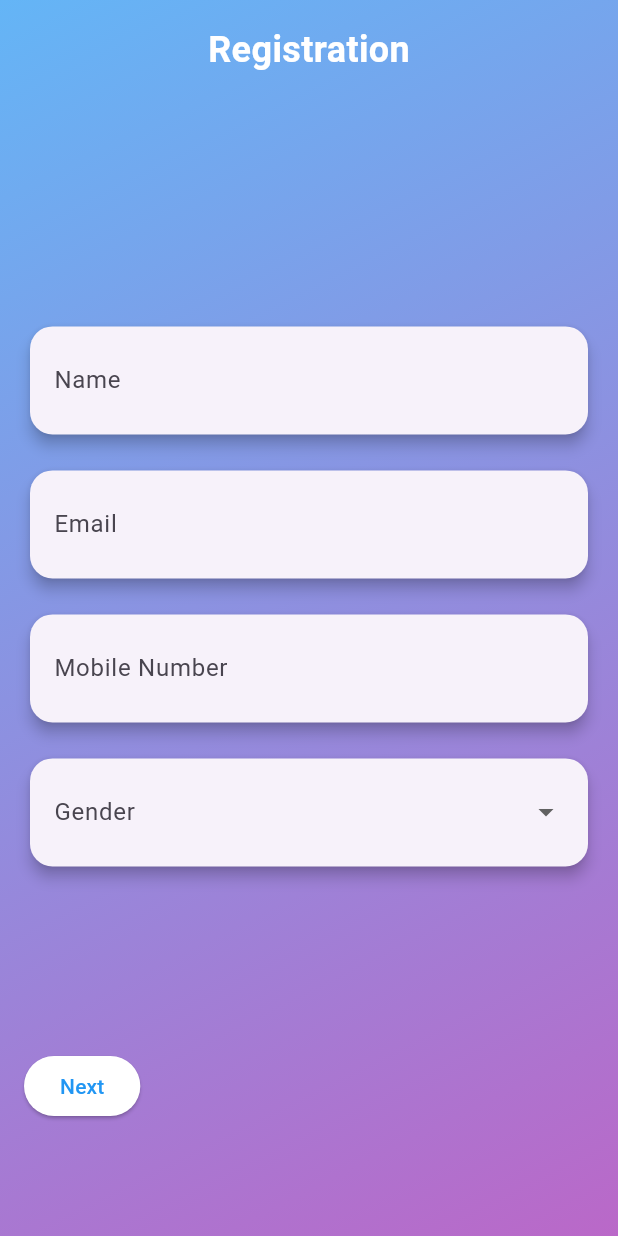
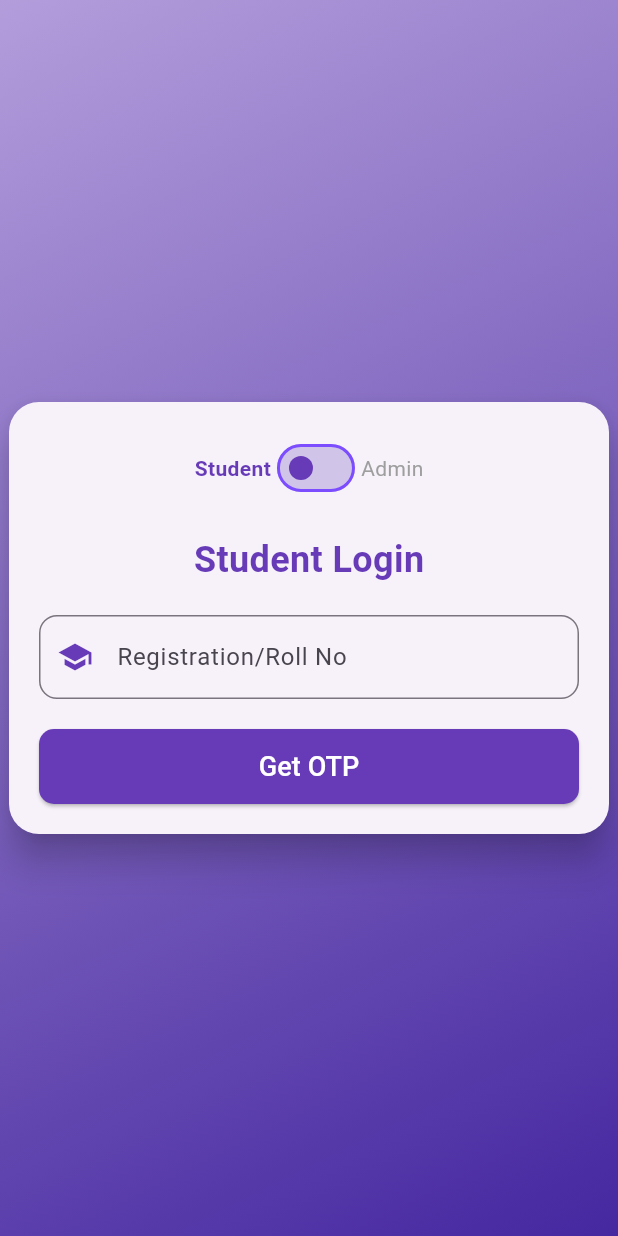
Before and after one commit to mridul-1226/Major-Project, a Flutter app: the screen it shows after launch, on a phone screen of 412 x 824 dp. Run offline on Flutter 3.47's test engine with Material 3 defaults, Android fonts, the phone set to English and light mode, and no system bars.

Commit message:
login screen updated

```diff
--- /dev/null
+++ b/major_project/lib/auth_feature/presentation/login_page.dart
@@ -0,0 +1,284 @@
+import 'package:flutter/material.dart';
+import 'dart:math' as math;
+
+class LoginPage extends StatefulWidget {
+  const LoginPage({super.key});
+
+  @override
+  State<LoginPage> createState() => _LoginPageState();
+}
+
+class _LoginPageState extends State<LoginPage>
+    with SingleTickerProviderStateMixin {
+  bool _isStudentMode = true;
+  bool _isOtpMode = false;
+  late AnimationController _animationController;
+  late Animation<double> _rotationAnimation;
+  final TextEditingController _registrationController = TextEditingController();
+  final TextEditingController _otpController = TextEditingController();
+  final TextEditingController _usernameController = TextEditingController();
+  final TextEditingController _passwordController = TextEditingController();
+
+  @override
+  void initState() {
+    super.initState();
+    _animationController = AnimationController(
+      duration: const Duration(milliseconds: 600),
+      vsync: this,
+    );
+
+    _rotationAnimation = Tween<double>(begin: 0, end: math.pi).animate(
+      CurvedAnimation(
+        parent: _animationController,
+        curve: Curves.easeInOut,
+      ),
+    );
+  }
+
+  @override
+  void dispose() {
+    _animationController.dispose();
+    _registrationController.dispose();
+    _otpController.dispose();
+    _usernameController.dispose();
+    _passwordController.dispose();
+    super.dispose();
+  }
+
+  void _toggleLoginMode() {
+    setState(() {
+      _isStudentMode = !_isStudentMode;
+      if (_isStudentMode) {
+        _animationController.forward(from: 0.0);
+      } else {
+        _animationController.reverse(from: 1.0);
+      }
+    });
+  }
+
+  void _submitRegistration() {
+    setState(() {
+      _isOtpMode = true;
+      _animationController.forward(from: 0.0);
+    });
+  }
+
+  void _goBackToRegistration() {
+    setState(() {
+      _isOtpMode = false;
+      _animationController.reverse(from: 1.0);
+    });
+  }
+
+  void _submitOtp() {
+    ScaffoldMessenger.of(context).showSnackBar(
+      const SnackBar(content: Text('OTP Submitted')),
+    );
+  }
+
+  void _adminLogin() {
+    ScaffoldMessenger.of(context).showSnackBar(
+      const SnackBar(content: Text('Admin Login Attempted')),
+    );
+  }
+
+  @override
+  Widget build(BuildContext context) {
+    return Scaffold(
+      body: Container(
+        decoration: BoxDecoration(
+          gradient: LinearGradient(
+            begin: Alignment.topLeft,
+            end: Alignment.bottomRight,
+            colors: [
+              Colors.deepPurple[200]!,
+              Colors.deepPurple[800]!,
+            ],
+          ),
+        ),
+        child: Center(
+          child: AnimatedBuilder(
+            animation: _animationController,
+            builder: (context, child) {
+              final isFrontSide = _rotationAnimation.value <= math.pi / 2;
+              return Transform(
+                transform: Matrix4.identity()
+                  ..setEntry(3, 2, 0.001)
+                  ..rotateY(_rotationAnimation.value),
+                alignment: Alignment.center,
+                child: isFrontSide
+                    ? _buildCardContent()
+                    : Transform(
+                        alignment: Alignment.center,
+                        transform: Matrix4.identity()..rotateY(math.pi),
+                        child: _buildCardContent(isFlipped: true),
+                      ),
+              );
+            },
+          ),
+        ),
+      ),
+    );
+  }
+
+  Widget _buildCardContent({bool isFlipped = false}) {
+    return Card(
+      elevation: 10,
+      shape: RoundedRectangleBorder(
+        borderRadius: BorderRadius.circular(20),
+      ),
+      child: Container(
+        width: 400,
+        padding: const EdgeInsets.all(20),
+        child: Column(
+          mainAxisSize: MainAxisSize.min,
+          children: [
+            Row(
+              mainAxisAlignment: MainAxisAlignment.center,
+              children: [
+                Text(
+                  'Student',
+                  style: TextStyle(
+                    color: _isStudentMode ? Colors.deepPurple : Colors.grey,
+                    fontWeight:
+                        _isStudentMode ? FontWeight.bold : FontWeight.normal,
+                  ),
+                ),
+                Switch(
+                  value: !_isStudentMode,
+                  onChanged: (_) => _toggleLoginMode(),
+                  activeColor: Colors.deepPurple,
+                  activeTrackColor: Colors.deepPurple.shade200,
+                  inactiveTrackColor: Colors.deepPurple.shade100,
+                  inactiveThumbColor: Colors.deepPurple.shade300,
+                  thumbColor: WidgetStateProperty.resolveWith((states) {
+                    if (states.contains(WidgetState.selected)) {
+                      return Colors.white;
+                    }
+                    return Colors.deepPurple;
+                  }),
+                  trackOutlineColor:
+                      WidgetStateProperty.all(Colors.deepPurpleAccent),
+                ),
+                Text(
+                  'Admin',
+                  style: TextStyle(
+                    color: !_isStudentMode ? Colors.deepPurple : Colors.grey,
+                    fontWeight:
+                        !_isStudentMode ? FontWeight.bold : FontWeight.normal,
+                  ),
+                ),
+              ],
+            ),
+            const SizedBox(height: 20),
+            Text(
+              isFlipped
+                  ? (!_isStudentMode ? 'Admin Login' : 'Verify OTP')
+                  : (_isStudentMode
+                      ? (_isOtpMode ? 'Verify OTP' : 'Student Login')
+                      : 'Admin Login'),
+              style: const TextStyle(
+                fontSize: 24,
+                fontWeight: FontWeight.bold,
+                color: Colors.deepPurple,
+              ),
+            ),
+            const SizedBox(height: 20),
+            _isStudentMode && !_isOtpMode
+                ? TextField(
+                    controller: _registrationController,
+                    decoration: InputDecoration(
+                      labelText: 'Registration/Roll No',
+                      border: OutlineInputBorder(
+                        borderRadius: BorderRadius.circular(12),
+                      ),
+                      prefixIcon:
+                          const Icon(Icons.school, color: Colors.deepPurple),
+                    ),
+                  )
+                : _isStudentMode && _isOtpMode
+                    ? Column(
+                        children: [
+                          TextField(
+                            controller: _otpController,
+                            decoration: InputDecoration(
+                              labelText: 'Enter OTP',
+                              border: OutlineInputBorder(
+                                borderRadius: BorderRadius.circular(12),
+                              ),
+                              prefixIcon: const Icon(Icons.security,
+                                  color: Colors.deepPurple),
+                              suffixIcon: IconButton(
+                                icon: const Icon(Icons.arrow_back,
+                                    color: Colors.deepPurple),
+                                onPressed: _goBackToRegistration,
+                              ),
+                            ),
+                            keyboardType: TextInputType.number,
+                          ),
+                          const SizedBox(height: 10),
+                          Text(
+                            'OTP sent to your registered email',
+                            style: TextStyle(
+                              color: Colors.grey.shade600,
+                              fontStyle: FontStyle.italic,
+                            ),
+                          ),
+                        ],
+                      )
+                    : Column(
+                        children: [
+                          TextField(
+                            controller: _usernameController,
+                            decoration: InputDecoration(
+                              labelText: 'Username',
+                              border: OutlineInputBorder(
+                                borderRadius: BorderRadius.circular(12),
+                              ),
+                              prefixIcon: const Icon(Icons.person,
+                                  color: Colors.deepPurple),
+                            ),
+                          ),
+                          const SizedBox(height: 10),
+                          TextField(
+                            controller: _passwordController,
+                            obscureText: true,
+                            decoration: InputDecoration(
+                              labelText: 'Password',
+                              border: OutlineInputBorder(
+                                borderRadius: BorderRadius.circular(12),
+                              ),
+                              prefixIcon: const Icon(Icons.lock,
+                                  color: Colors.deepPurple),
+                            ),
+                          ),
+                        ],
+                      ),
+            const SizedBox(height: 20),
+            ElevatedButton(
+              onPressed: _isStudentMode
+                  ? (_isOtpMode ? _submitOtp : _submitRegistration)
+                  : _adminLogin,
+              style: ElevatedButton.styleFrom(
+                backgroundColor: Colors.deepPurple,
+                minimumSize: const Size(double.infinity, 50),
+                shape: RoundedRectangleBorder(
+                  borderRadius: BorderRadius.circular(10),
+                ),
+              ),
+              child: Text(
+                _isStudentMode
+                    ? (_isOtpMode ? 'Submit OTP' : 'Get OTP')
+                    : 'Login',
+                style: const TextStyle(
+                  fontSize: 18,
+                  color: Color(0xFFFFFFFF),
+                ),
+              ),
+            ),
+          ],
+        ),
+      ),
+    );
+  }
+}
--- a/major_project/lib/auth_feature/presentation/regitartion_page.dart
+++ /dev/null
@@ -1,326 +0,0 @@
-import 'package:flutter/material.dart';
-import 'package:intl/intl.dart';
-
-class RegistrationPage extends StatefulWidget {
-  const RegistrationPage({super.key});
-
-  @override
-  State<RegistrationPage> createState() => _RegistrationPageState();
-
-  static Route getRoute() {
-    return MaterialPageRoute(
-      builder: (context) => const RegistrationPage(),
-    );
-  }
-}
-
-class _RegistrationPageState extends State<RegistrationPage> {
-  final PageController _pageController = PageController();
-  final List<GlobalKey<FormState>> _formKeys = [
-    GlobalKey<FormState>(),
-    GlobalKey<FormState>(),
-    GlobalKey<FormState>(),
-  ];
-  final TextEditingController _dateController = TextEditingController();
-  final TextEditingController _nameController = TextEditingController();
-  final TextEditingController _phoneController = TextEditingController();
-  final TextEditingController _parentNameController = TextEditingController();
-  final TextEditingController _parentPhoneController = TextEditingController();
-  final TextEditingController _addressController = TextEditingController();
-  final TextEditingController _emailController = TextEditingController();
-  final TextEditingController _registrationNumberController =
-      TextEditingController();
-
-  int _currentPage = 0;
-  String? _selectedBranch;
-  String? _selectedGender;
-  String? _selectedJoiningYear;
-
-  final List<String> _branches = ['CSE', 'EE', 'EL', 'Mining'];
-  final List<String> _genders = ['Male', 'Female', 'Other'];
-
-  // Dynamically generate years from 2015 to the present year
-  List<String> _getYears() {
-    int currentYear = DateTime.now().year;
-    return List<String>.generate(currentYear - 2015 + 1, (index) {
-      return (2015 + index).toString();
-    });
-  }
-
-  @override
-  Widget build(BuildContext context) {
-    return Scaffold(
-      body: LayoutBuilder(builder: (context, constraints) {
-        return Container(
-          height: constraints.maxHeight,
-          width: constraints.maxWidth,
-          decoration: BoxDecoration(
-            gradient: LinearGradient(
-              begin: Alignment.topLeft,
-              end: Alignment.bottomRight,
-              colors: [Colors.blue.shade300, Colors.purple.shade300],
-            ),
-          ),
-          child: SafeArea(
-            child: SingleChildScrollView(
-              child: Column(
-                children: [
-                  const Padding(
-                    padding: EdgeInsets.all(16.0),
-                    child: Text(
-                      'Registration',
-                      style: TextStyle(
-                          fontSize: 24,
-                          fontWeight: FontWeight.bold,
-                          color: Colors.white),
-                    ),
-                  ),
-                  SizedBox(
-                    height: constraints.maxHeight * .15,
-                  ),
-                  SizedBox(
-                    width: constraints.maxWidth,
-                    height: constraints.maxHeight * .6,
-                    child: PageView(
-                      controller: _pageController,
-                      onPageChanged: (int page) {
-                        setState(() {
-                          _currentPage = page;
-                        });
-                      },
-                      children: [
-                        _buildPage(0, 'form1'),
-                        _buildPage(1, 'form2'),
-                        _buildPage(2, 'form3'),
-                      ],
-                    ),
-                  ),
-                  Padding(
-                    padding: const EdgeInsets.all(16.0),
-                    child: Row(
-                      mainAxisAlignment: MainAxisAlignment.spaceBetween,
-                      children: [
-                        if (_currentPage > 0)
-                          ElevatedButton(
-                            onPressed: () {
-                              _pageController.previousPage(
-                                duration: const Duration(milliseconds: 300),
-                                curve: Curves.easeInOut,
-                              );
-                            },
-                            style: ElevatedButton.styleFrom(
-                                backgroundColor: Colors.white,
-                                foregroundColor: Colors.blue),
-                            child: const Text('Previous'),
-                          ),
-                        if (_currentPage < 2)
-                          ElevatedButton(
-                            onPressed: () {
-                              // Ensure the form key is not null before validating
-                              if (_formKeys[_currentPage].currentState !=
-                                      null &&
-                                  _formKeys[_currentPage]!
-                                      .currentState!
-                                      .validate()) {
-                                _pageController.nextPage(
-                                  duration: const Duration(milliseconds: 300),
-                                  curve: Curves.easeInOut,
-                                );
-                              }
-                            },
-                            style: ElevatedButton.styleFrom(
-                                backgroundColor: Colors.white,
-                                foregroundColor: Colors.blue),
-                            child: const Text('Next'),
-                          ),
-                        if (_currentPage == 2)
-                          ElevatedButton(
-                            onPressed: () {
-                              bool allValid = true;
-                              // Validate each form only if it's mounted and non-null
-                              for (int i = 0; i < _formKeys.length; i++) {
-                                if (_formKeys[i].currentState != null &&
-                                    !_formKeys[i].currentState!.validate()) {
-                                  allValid = false;
-                                  break;
-                                }
-                              }
-                              if (allValid) {
-                                // TODO: Implement registration logic
-                                ScaffoldMessenger.of(context).showSnackBar(
-                                  const SnackBar(
-                                      content: Text('Processing Registration')),
-                                );
-                              }
-                            },
-                            style: ElevatedButton.styleFrom(
-                                backgroundColor: Colors.white,
-                                foregroundColor: Colors.blue),
-                            child: const Text('Register'),
-                          ),
-                      ],
-                    ),
-                  ),
-                ],
-              ),
-            ),
-          ),
-        );
-      }),
-    );
-  }
-
-  Widget _buildPage(int pageIndex, String formKey) {
-    return SingleChildScrollView(
-      child: Padding(
-        padding: const EdgeInsets.all(16.0),
-        child: Form(
-          key: _formKeys[pageIndex],
-          child: Column(
-            key: PageStorageKey(formKey),
-            children: [
-              if (pageIndex == 0) ...[
-                _buildInputField('Name', _nameController),
-                _buildInputField(
-                    'Email', _emailController, TextInputType.emailAddress),
-                _buildInputField(
-                    'Mobile Number', _phoneController, TextInputType.phone),
-                _buildDropdownField(
-                    'Gender', _genders, (value) => _selectedGender = value),
-              ],
-              if (pageIndex == 1) ...[
-                _buildInputField('Registration No / AKTU Roll No',
-                    _registrationNumberController, TextInputType.number),
-                _buildDropdownField('Year of Joining College', _getYears(),
-                    (value) => _selectedJoiningYear = value),
-                _buildDropdownField(
-                    'Branch', _branches, (value) => _selectedBranch = value),
-                _buildDateField(),
-              ],
-              if (pageIndex == 2) ...[
-                _buildInputField("Parent's Name", _parentNameController),
-                _buildInputField("Parent's Mobile Number",
-                    _parentPhoneController, TextInputType.phone),
-                _buildInputField(
-                    'Address', _addressController, TextInputType.multiline, 3),
-              ],
-            ],
-          ),
-        ),
-      ),
-    );
-  }
-
-  Widget _buildInputField(String label, TextEditingController controller,
-      [TextInputType? keyboardType, int maxLines = 1]) {
-    return Padding(
-      padding: const EdgeInsets.symmetric(vertical: 8.0),
-      child: Card(
-        elevation: 4,
-        shape: RoundedRectangleBorder(borderRadius: BorderRadius.circular(15)),
-        child: Padding(
-          padding: const EdgeInsets.symmetric(horizontal: 16.0, vertical: 8.0),
-          child: TextFormField(
-            controller: controller,
-            decoration: InputDecoration(
-              labelText: label,
-              border: InputBorder.none,
-            ),
-            keyboardType: keyboardType,
-            maxLines: maxLines,
-            validator: (value) {
-              if (value == null || value.isEmpty) {
-                return 'Please enter $label';
-              }
-              if (label == 'Email' &&
-                  !RegExp(r"^[a-zA-Z0-9]+@[a-zA-Z]+\.[a-zA-Z]+")
-                      .hasMatch(value)) {
-                return 'Please enter a valid email address';
-              }
-              if (label == 'Registration No / AKTU Roll No' &&
-                  value.length != 10) {
-                return 'Please enter a valid 10-digit registration number';
-              }
-              return null;
-            },
-          ),
-        ),
-      ),
-    );
-  }
-
-  Widget _buildDateField() {
-    return Padding(
-      padding: const EdgeInsets.symmetric(vertical: 8.0),
-      child: Card(
-        elevation: 4,
-        shape: RoundedRectangleBorder(borderRadius: BorderRadius.circular(15)),
-        child: Padding(
-          padding: const EdgeInsets.symmetric(horizontal: 16.0, vertical: 8.0),
-          child: TextFormField(
-            controller: _dateController,
-            decoration: const InputDecoration(
-              labelText: 'Date of Birth',
-              border: InputBorder.none,
-            ),
-            readOnly: true,
-            onTap: () async {
-              DateTime? pickedDate = await showDatePicker(
-                context: context,
-                initialDate: DateTime(2000),
-                firstDate: DateTime(1900),
-                lastDate: DateTime.now(),
-              );
-              if (pickedDate != null) {
-                String formattedDate =
-                    DateFormat('yyyy-MM-dd').format(pickedDate);
-                setState(() {
-                  _dateController.text = formattedDate;
-                });
-              }
-            },
-            validator: (value) {
-              if (value == null || value.isEmpty) {
-                return 'Please select Date of Birth';
-              }
-              return null;
-            },
-          ),
-        ),
-      ),
-    );
-  }
-
-  Widget _buildDropdownField(
-      String label, List<String> items, ValueChanged<String?> onChanged) {
-    return Padding(
-      padding: const EdgeInsets.symmetric(vertical: 8.0),
-      child: Card(
-        elevation: 4,
-        shape: RoundedRectangleBorder(borderRadius: BorderRadius.circular(15)),
-        child: Padding(
-          padding: const EdgeInsets.symmetric(horizontal: 16.0, vertical: 8.0),
-          child: DropdownButtonFormField<String>(
-            decoration: InputDecoration(
-              labelText: label,
-              border: InputBorder.none,
-            ),
-            items: items.map((item) {
-              return DropdownMenuItem<String>(
-                value: item,
-                child: Text(item),
-              );
-            }).toList(),
-            onChanged: onChanged,
-            validator: (value) {
-              if (value == null || value.isEmpty) {
-                return 'Please select $label';
-              }
-              return null;
-            },
-          ),
-        ),
-      ),
-    );
-  }
-}
--- a/major_project/lib/main.dart
+++ b/major_project/lib/main.dart
@@ -1,6 +1,6 @@
 import 'package:flutter/material.dart';
 import 'package:flutter/services.dart';
-import 'package:major_project/auth_feature/presentation/regitartion_page.dart';
+import 'package:major_project/auth_feature/presentation/login_page.dart';
 
 void main() {
   runApp(const MyApp());
@@ -14,7 +14,7 @@ class MyApp extends StatelessWidget {
     SystemChrome.setPreferredOrientations([DeviceOrientation.portraitUp]);
     return const MaterialApp(
       title: 'Flutter Demo',
-      home: RegistrationPage(),
+      home: LoginPage(),
       debugShowCheckedModeBanner: false,
     );
   }
```
Also changed, not shown: 2 other files.
